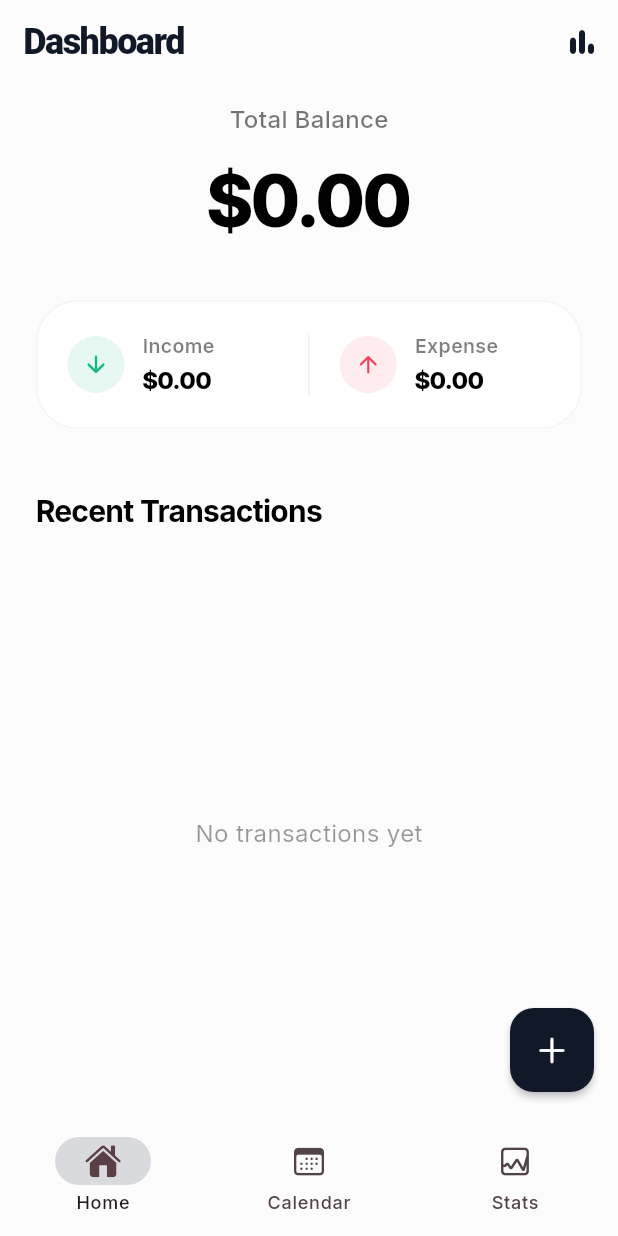
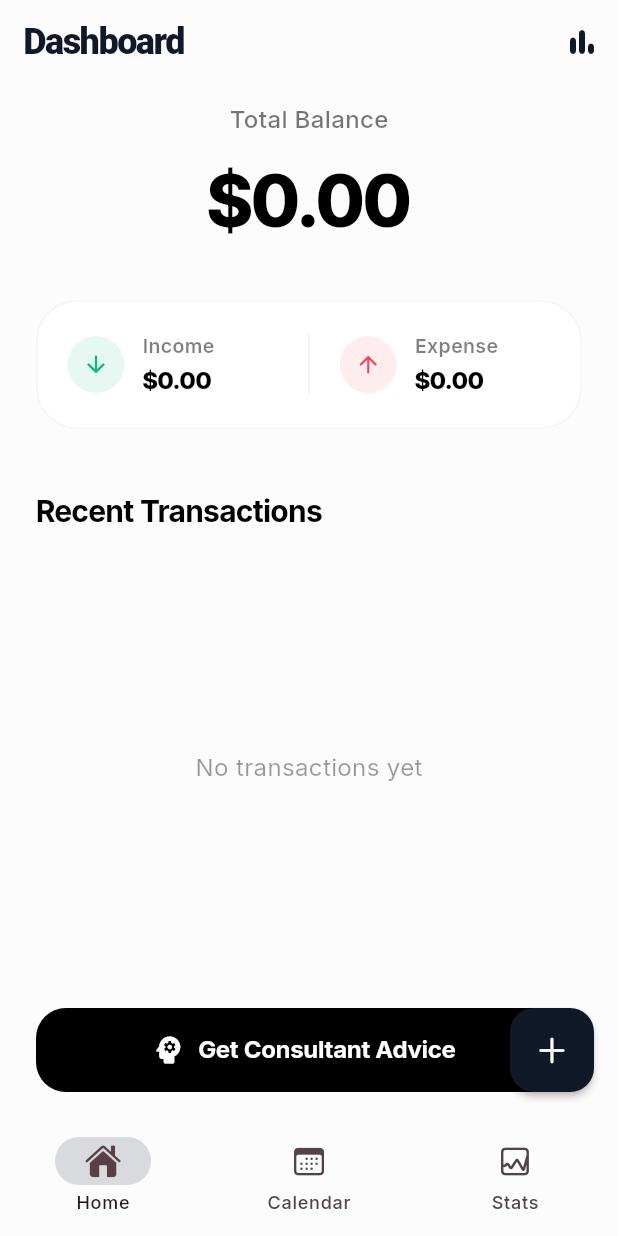
Before and after one commit to ermiyashenok/apps, a Flutter app: the screen it shows after launch, on a phone screen of 412 x 824 dp. Run offline on Flutter 3.47's test engine with Material 3 defaults, Android fonts, the phone set to English and light mode, and no system bars; our stand-ins replace fl_chart, google_fonts, shared_preferences, table_calendar.

Commit message:
added a new interface to connect to ai api and consult on spendings

```diff
--- a/account_manager/lib/screens/home_screen.dart
+++ b/account_manager/lib/screens/home_screen.dart
@@ -4,6 +4,7 @@ import 'package:intl/intl.dart';
 import '../providers/transaction_provider.dart';
 import 'add_transaction_screen.dart';
 import 'statistics_screen.dart';
+import 'consultant_screen.dart';
 
 class HomeScreen extends StatelessWidget {
   const HomeScreen({super.key});
@@ -205,6 +206,40 @@ class HomeScreen extends StatelessWidget {
                       },
                     ),
             ),
+
+            // Consultant Button at the bottom
+            Padding(
+              padding: const EdgeInsets.symmetric(horizontal: 24.0, vertical: 16.0),
+              child: SizedBox(
+                width: double.infinity,
+                height: 56,
+                child: ElevatedButton.icon(
+                  onPressed: () {
+                    Navigator.push(
+                      context,
+                      MaterialPageRoute(builder: (_) => const ConsultantScreen()),
+                    );
+                  },
+                  icon: const Icon(Icons.psychology_rounded, size: 24),
+                  label: const Text(
+                    'Get Consultant Advice',
+                    style: TextStyle(
+                      fontSize: 16,
+                      fontWeight: FontWeight.w700,
+                      letterSpacing: -0.2,
+                    ),
+                  ),
+                  style: ElevatedButton.styleFrom(
+                    backgroundColor: Colors.black,
+                    foregroundColor: Colors.white,
+                    elevation: 0,
+                    shape: RoundedRectangleBorder(
+                      borderRadius: BorderRadius.circular(20),
+                    ),
+                  ),
+                ),
+              ),
+            ),
           ],
         ),
       ),
```
Also changed, not shown: account_manager/lib/screens/calendar_screen.dart (+8 -1 lines), account_manager/lib/screens/consultant_screen.dart (added, +45 -0 lines).
